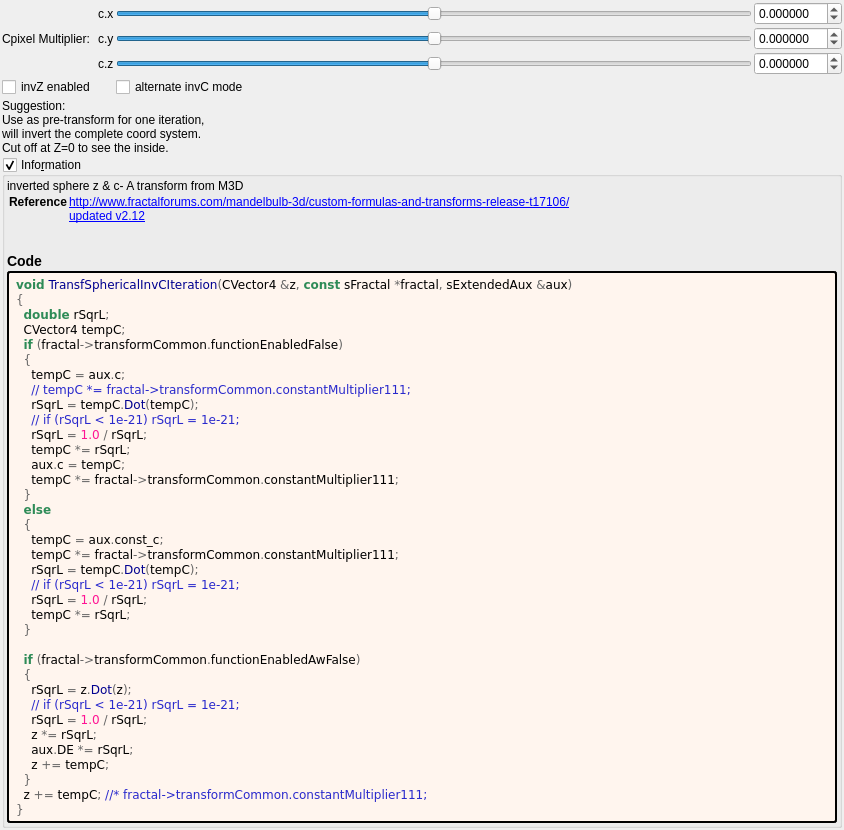
Qt form mandelbulber2/formula/ui/fractal_transf_spherical_inv_c.ui (buddhi1980/mandelbulber2) before a commit.
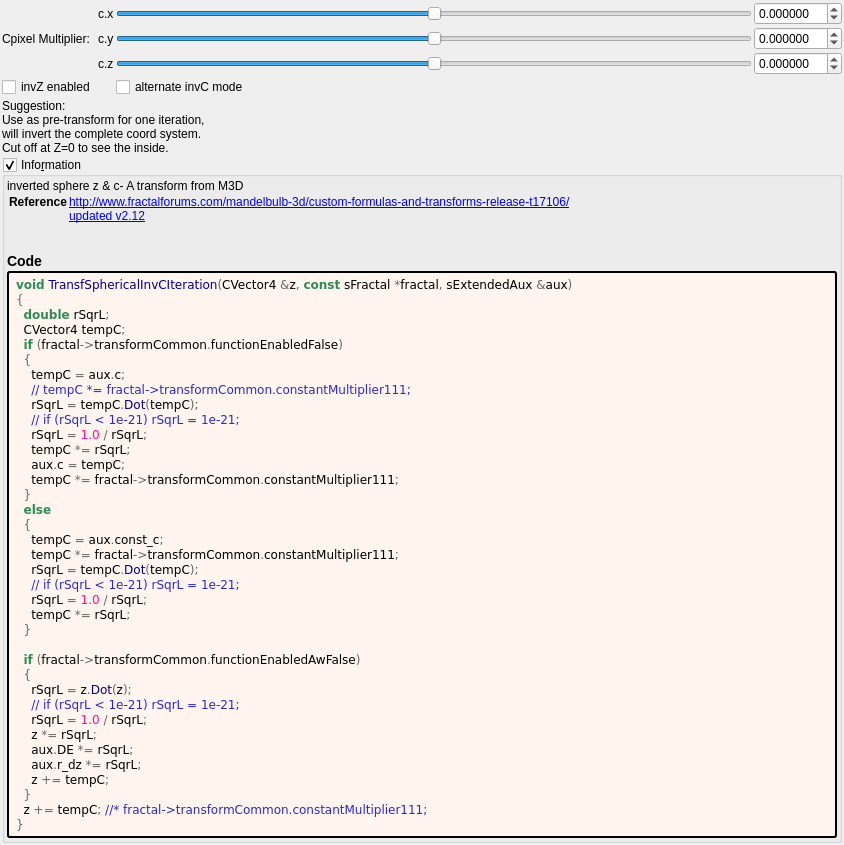
The same form after that commit. Custom widgets are drawn as their Qt base class.

Commit message: Added mode for 1-color background Updated OpenCL and fractal UI files (run populate... scripts) Corrected OpecCL compute fractal to work without aux.oldHbridFactor

The edit to the form file:
```diff
--- a/mandelbulber2/formula/ui/fractal_transf_spherical_inv_c.ui
+++ b/mandelbulber2/formula/ui/fractal_transf_spherical_inv_c.ui
@@ -337,6 +337,7 @@
     rSqrL &lt;span style=&quot;color:#676767&quot;&gt;=&lt;/span&gt; &lt;span style=&quot;color:#ff1493&quot;&gt;1.0&lt;/span&gt; &lt;span style=&quot;color:#676767&quot;&gt;/&lt;/span&gt; rSqrL&lt;span style=&quot;color:#676767&quot;&gt;;&lt;/span&gt;
     z &lt;span style=&quot;color:#676767&quot;&gt;*=&lt;/span&gt; rSqrL&lt;span style=&quot;color:#676767&quot;&gt;;&lt;/span&gt;
     aux&lt;span style=&quot;color:#676767&quot;&gt;.&lt;/span&gt;DE &lt;span style=&quot;color:#676767&quot;&gt;*=&lt;/span&gt; rSqrL&lt;span style=&quot;color:#676767&quot;&gt;;&lt;/span&gt;
+    aux&lt;span style=&quot;color:#676767&quot;&gt;.&lt;/span&gt;r_dz &lt;span style=&quot;color:#676767&quot;&gt;*=&lt;/span&gt; rSqrL&lt;span style=&quot;color:#676767&quot;&gt;;&lt;/span&gt;
     z &lt;span style=&quot;color:#676767&quot;&gt;+=&lt;/span&gt; tempC&lt;span style=&quot;color:#676767&quot;&gt;;&lt;/span&gt;
   &lt;span style=&quot;color:#676767&quot;&gt;}&lt;/span&gt;
   z &lt;span style=&quot;color:#676767&quot;&gt;+=&lt;/span&gt; tempC&lt;span style=&quot;color:#676767&quot;&gt;;&lt;/span&gt; &lt;span style=&quot;color:#2929cc&quot;&gt;//* fractal-&amp;gt;transformCommon.constantMultiplier111;&lt;/span&gt;
```
The commit also changes 51 other files.
